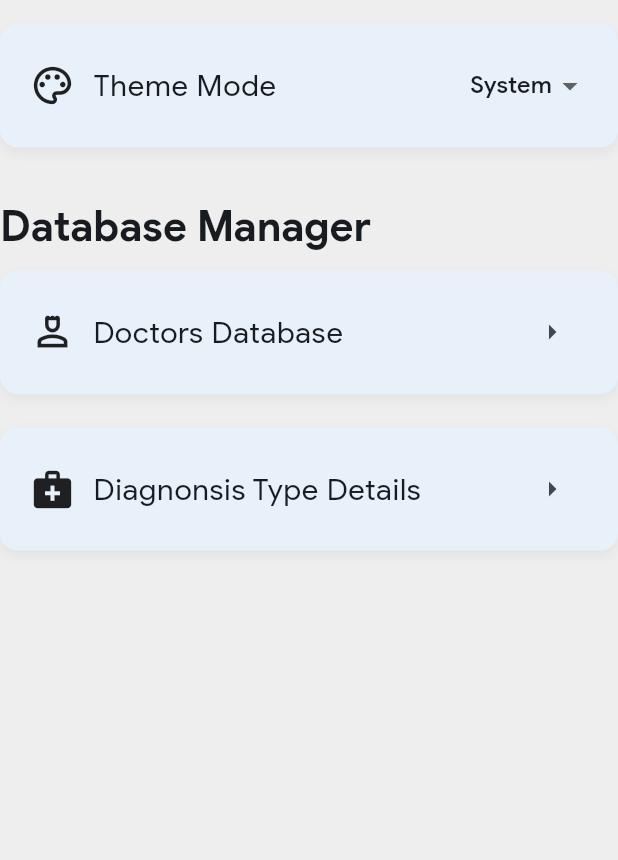
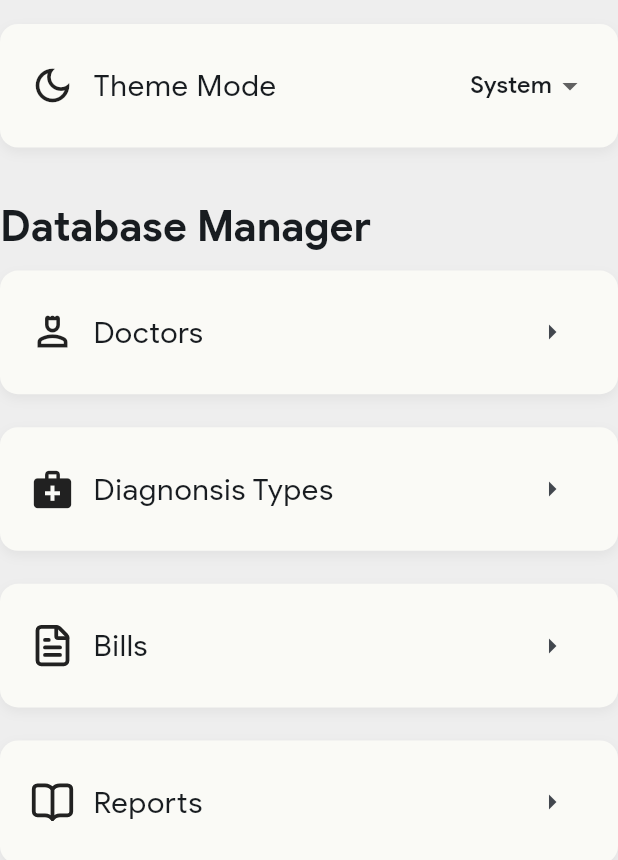
Before and after one commit to himanshuchaurasiya24/LabLedger, a Flutter app: the Settings widget shown alone on an empty page, opened directly, on a phone screen of 412 x 824 dp. Shown: the top 860 px of the screen. Run offline on Flutter 3.47's test engine with Material 3 defaults, Android fonts, the phone set to English and light mode, and no system bars; our stand-ins replace flutter_riverpod, flutter_secure_storage, lucide_icons; missing offline and left inert: window_manager; accounts and stored records are empty; network calls fail; statements that could not run were skipped.

Commit message:
added bar options in settings page

```diff
--- a/lib/methods/custom_methods.dart
+++ b/lib/methods/custom_methods.dart
@@ -132,7 +132,7 @@ Widget customButton({
       ),
       child: Text(
         "Update Details",
-        style: TextStyle(color: Colors.white, fontSize: 16),
+        style: Theme.of(context).textTheme.bodyLarge,
       ),
     ),
   );
@@ -150,7 +150,7 @@ Widget customBar({
         height: MediaQuery.of(context).size.height / 10,
         padding: const EdgeInsets.symmetric(horizontal: 20, vertical: 16),
         decoration: BoxDecoration(
-          color: Theme.of(context).colorScheme.surfaceContainerHighest,
+          color: Theme.of(context).cardColor,
           borderRadius: BorderRadius.circular(12),
           boxShadow: [
             BoxShadow(
@@ -186,7 +186,9 @@ class ThemeToggleBar extends ConsumerWidget {
     return customBar(
       context: context,
       barText: "Theme Mode",
-      iconData: Icons.color_lens_outlined,
+      iconData: Theme.of(context).colorScheme.brightness == Brightness.light
+          ? Icons.dark_mode_outlined
+          : Icons.light_mode_outlined,
       child: DropdownButton<ThemeMode>(
         value: themeMode,
         dropdownColor: Theme.of(context).colorScheme.surface,
@@ -217,24 +219,34 @@ class PageNavigatorBar extends StatelessWidget {
   final IconData iconData;
   final String barText;
   final Widget goToPage;
+  void onTapFunction({required BuildContext context}) {
+    Navigator.push(
+      context,
+      MaterialPageRoute(
+        builder: (context) {
+          return goToPage;
+        },
+      ),
+    );
+  }
 
   @override
   Widget build(BuildContext context) {
-    return customBar(
-      context: context,
-      barText: barText,
-      iconData: iconData,
-      child: IconButton(
-        onPressed: () {
-          Navigator.of(context).push(
-            MaterialPageRoute(
-              builder: (context) {
-                return goToPage;
-              },
-            ),
-          );
-        },
-        icon: Icon(Icons.arrow_right_outlined),
+    return GestureDetector(
+      onTap: () {
+        onTapFunction(context: context);
+      },
+      child: customBar(
+        context: context,
+        barText: barText,
+        iconData: iconData,
+        child: IconButton(
+          onPressed: () {
+
+            onTapFunction(context: context);
+          },
+          icon: Icon(Icons.arrow_right_outlined),
+        ),
       ),
     );
   }
--- a/lib/screens/home_screen.dart
+++ b/lib/screens/home_screen.dart
@@ -78,12 +78,12 @@ class _HomeScreenState extends ConsumerState<HomeScreen> {
                         crossAxisAlignment: CrossAxisAlignment.start,
                         children: [
                           SidebarItem(
-                            icon: LucideIcons.home,
+                            icon: LucideIcons.layoutGrid,
                             label: 'Dashboard',
                             onTap: () => setState(() => selectedIndex = 0),
                           ),
                           SidebarItem(
-                            icon: LucideIcons.user,
+                            icon: LucideIcons.bed,
                             label: 'Patients',
                             onTap: () => setState(() => selectedIndex = 1),
                           ),
@@ -98,7 +98,7 @@ class _HomeScreenState extends ConsumerState<HomeScreen> {
                             onTap: () => setState(() => selectedIndex = 3),
                           ),
                           SidebarItem(
-                            icon: LucideIcons.userCheck,
+                            icon: Icons.local_hospital_outlined,
                             label: 'Doctors',
                             onTap: () => setState(() => selectedIndex = 4),
                           ),
--- /dev/null
+++ b/lib/screens/main_screens/bills_database_screen.dart
@@ -0,0 +1,10 @@
+import 'package:flutter/material.dart';
+
+class BillsDatabaseScreen extends StatelessWidget {
+  const BillsDatabaseScreen({super.key});
+
+  @override
+  Widget build(BuildContext context) {
+    return Scaffold(appBar: AppBar(title: const Text("Bills Database")));
+  }
+}
--- a/lib/screens/profile/profile_screen.dart
+++ b/lib/screens/profile/profile_screen.dart
@@ -92,7 +92,7 @@ class ProfileScreen extends ConsumerWidget {
                             const SizedBox(height: 4),
                             Text(
                               user.email,
-                              style: Theme.of(context).textTheme.bodyMedium,
+                              style: Theme.of(context).textTheme.bodyLarge,
                             ),
                           ],
                         ),
--- a/lib/screens/side_screens/settings.dart
+++ b/lib/screens/side_screens/settings.dart
@@ -1,8 +1,11 @@
 import 'package:flutter/material.dart';
 import 'package:labledger/methods/custom_methods.dart';
 import 'package:labledger/providers/custom_providers.dart';
-import 'package:labledger/screens/diagnosis_type_database_screen.dart';
-import 'package:labledger/screens/doctors_database_screen.dart';
+import 'package:labledger/screens/main_screens/bills_database_screen.dart';
+import 'package:labledger/screens/main_screens/diagnosis_type_database_screen.dart';
+import 'package:labledger/screens/main_screens/doctors_database_screen.dart';
+import 'package:labledger/screens/main_screens/report_database_screen.dart';
+import "package:lucide_icons/lucide_icons.dart";
 
 class Settings extends StatefulWidget {
   const Settings({super.key});
@@ -31,14 +34,26 @@ class _SettingsState extends State<Settings> {
           SizedBox(height: defaultPadding / 2),
           PageNavigatorBar(
             iconData: Icons.person_4_outlined,
-            barText: 'Doctors Database',
+            barText: 'Doctors',
             goToPage: DoctorsDatabase(),
           ),
           SizedBox(height: defaultPadding / 2),
           PageNavigatorBar(
             iconData: Icons.medical_services,
-            barText: "Diagnonsis Type Details",
+            barText: "Diagnonsis Types",
             goToPage: DiagnosisTypeDatabaseScreen(),
+          ),
+          SizedBox(height: defaultPadding / 2),
+          PageNavigatorBar(
+            iconData: LucideIcons.fileText,
+            barText: "Bills",
+            goToPage: BillsDatabaseScreen(),
+          ),
+          SizedBox(height: defaultPadding / 2),
+          PageNavigatorBar(
+            iconData: LucideIcons.bookOpen,
+            barText: "Reports",
+            goToPage: ReportDatabaseScreen(),
           ),
         ],
       ),
```
Also changed, not shown: lib/screens/main_screens/report_database_screen.dart (added, +10 -0 lines), lib/screens/side_screens/profile.dart (deleted, +0 -10 lines), lib/screens/main_screens/diagnosis_type_database_screen.dart (renamed from lib/screens/diagnosis_type_database_screen.dart), lib/screens/main_screens/doctors_database_screen.dart (renamed from lib/screens/doctors_database_screen.dart).
